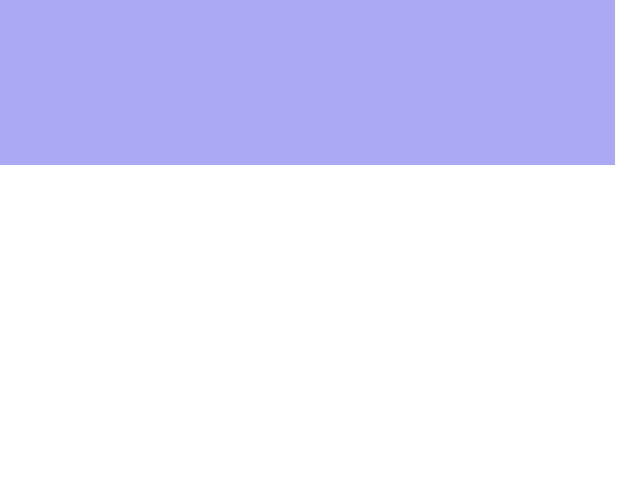
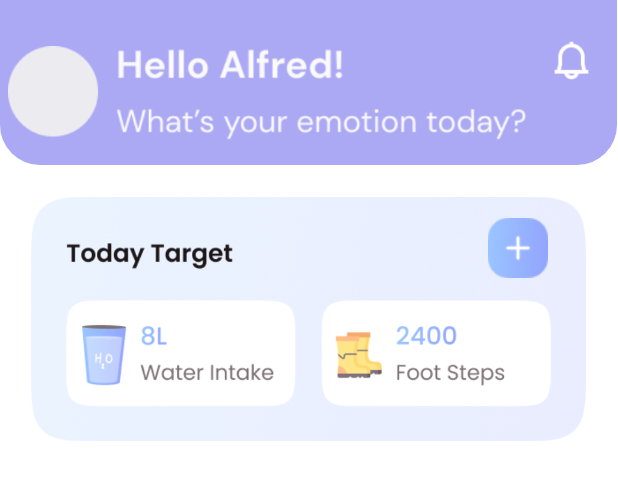
Before and after one commit to irritablebro/404GroupProject, an Android app: the layout fragment_home.xml on its own in the app's theme, with its tools: preview values and no code run, on a phone screen of 412 x 824 dp. Shown: the top 480 px of the screen. Run offline under Robolectric (Android 15) with nearby library versions, the phone set to English and light mode, and no system bars.

Commit message:
main_page (部分)

```diff
--- /dev/null
+++ b/app/src/main/res/drawable/top_info_main.xml
@@ -0,0 +1,13 @@
+<?xml version="1.0" encoding="utf-8"?>
+<selector xmlns:android="http://schemas.android.com/apk/res/android">
+    <item>
+        <shape>
+            <solid android:color="#8883F0" />
+            <corners android:bottomRightRadius="40px"
+                android:bottomLeftRadius="40px"/>
+        </shape>
+    </item>
+
+
+
+</selector>
--- a/app/src/main/res/layout/fragment_home.xml
+++ b/app/src/main/res/layout/fragment_home.xml
@@ -1,33 +1,59 @@
 <?xml version="1.0" encoding="utf-8"?>
 <FrameLayout xmlns:android="http://schemas.android.com/apk/res/android"
+    xmlns:app="http://schemas.android.com/apk/res-auto"
     xmlns:tools="http://schemas.android.com/tools"
-    android:layout_width="match_parent"
-    android:layout_height="match_parent"
-    xmlns:app="http://schemas.android.com/apk/res-auto"
+    android:layout_width="wrap_content"
+    android:layout_height="wrap_content"
     tools:context=".HomeFragment">
 
     <!-- TODO: Update blank fragment layout -->
 
     <LinearLayout
-        android:layout_width="410dp"
+        android:layout_width="411dp"
         android:layout_height="110dp"
         android:layout_marginBottom="568dp"
-        android:background="#8883F0"
         android:alpha="0.7"
+        android:background="@drawable/top_info_main"
+        android:orientation="horizontal">
 
-        android:orientation="vertical"
-        app:layout_constraintBottom_toBottomOf="parent"
-        app:layout_constraintEnd_toEndOf="parent"
-        app:layout_constraintHorizontal_bias="1.0"
-        app:layout_constraintStart_toStartOf="parent">
+        <ImageView
+            android:id="@+id/InfoMain"
+            android:layout_width="345dp"
+            android:layout_height="93dp"
+            android:layout_marginLeft="5dp"
+            android:layout_marginTop="15dp"
+            android:clickable="true"
+            android:src="@drawable/welcome_home" />
 
+        <ImageView
+            android:id="@+id/Ring"
+            android:layout_width="50dp"
+            android:layout_height="50dp"
+            android:layout_marginTop="15dp"
+            android:layout_weight="1"
+            android:clickable="true"
+            android:src="@drawable/ring_main" />
 
     </LinearLayout>
 
-    <TextView
-        android:layout_width="match_parent"
-        android:layout_height="match_parent"
-        android:text=""
-        android:textSize="96sp" />
+    <ImageView
+        android:id="@+id/imageView3"
+        android:layout_width="370dp"
+        android:layout_height="165dp"
+        android:layout_gravity="center_horizontal"
+        android:layout_marginTop="130dp"
+        android:scaleType="fitCenter"
+        android:src="@drawable/target_main_pic"
+        android:clickable="true" />
+
+    <ImageView
+        android:id="@+id/SetTar"
+        android:layout_width="40dp"
+        android:layout_height="40dp"
+        android:layout_marginTop="145dp"
+        android:layout_marginLeft="325dp"
+        android:clickable="true"
+        android:src="@drawable/setting_target_main" />
+
 
 </FrameLayout>
```
Also changed, not shown: app/src/main/res/drawable/ring_main.png (added), app/src/main/res/drawable/setting_target_main.png (added), app/src/main/res/drawable/target_main_pic.png (added), app/src/main/res/drawable/welcome_home.png (added).
